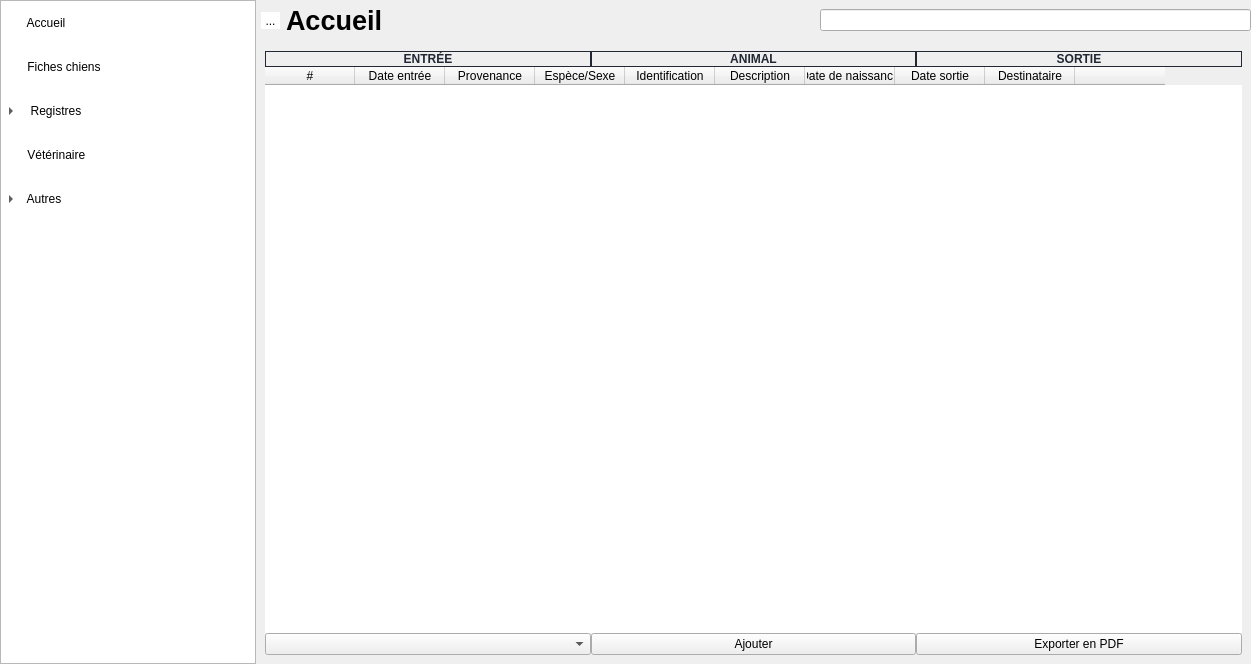
Above: mainwindow.ui from ArtAuc/mkrescue before the change. Below: the same form after it.
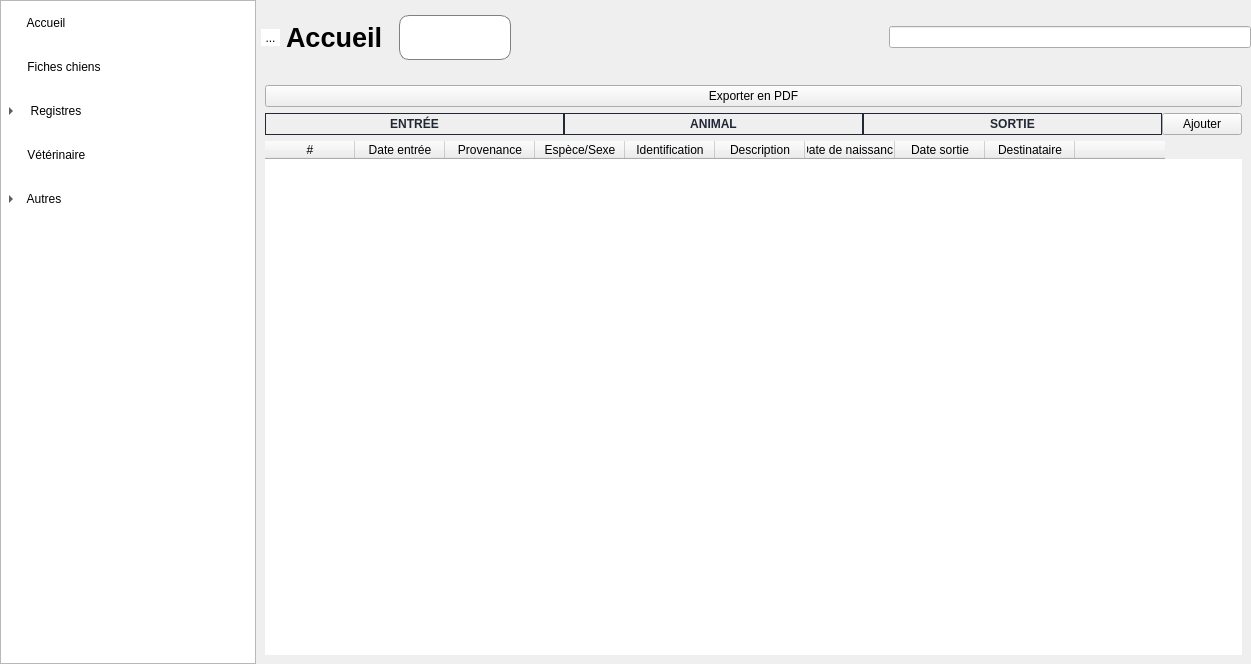
That is the form after the change. The open tabs and pages were chosen to show the change. Icons and pictures are not drawn. Custom widgets are drawn as their Qt base class.

Commit message: Better looking year selection

Diff of the .ui file:
```diff
--- a/mainwindow.ui
+++ b/mainwindow.ui
@@ -336,6 +336,38 @@
           </property>
          </widget>
         </item>
+        <item>
+         <widget class="QComboBox" name="yearBox">
+          <property name="sizePolicy">
+           <sizepolicy hsizetype="Fixed" vsizetype="Fixed">
+            <horstretch>0</horstretch>
+            <verstretch>0</verstretch>
+           </sizepolicy>
+          </property>
+          <property name="font">
+           <font>
+            <pointsize>20</pointsize>
+           </font>
+          </property>
+          <property name="styleSheet">
+           <string notr="true">QComboBox::drop-down {
+    width: 0px;
+    border: none;
+}
+
+QComboBox {
+	background-color:white;
+	color:#333;
+    border: 1px solid gray;
+    border-radius: 10px;
+	margin:10px;
+    padding: 5px;
+    text-align: center;
+}
+</string>
+          </property>
+         </widget>
+        </item>
         <item>
          <spacer name="horizontalSpacer">
           <property name="orientation">
@@ -576,9 +608,13 @@
         </widget>
         <widget class="DogRegistry" name="careRegistryPage">
          <layout class="QVBoxLayout" name="verticalLayout">
-          <property name="spacing">
-           <number>0</number>
-          </property>
+          <item>
+           <widget class="QPushButton" name="exportCareButton">
+            <property name="text">
+             <string>Exporter en PDF</string>
+            </property>
+           </widget>
+          </item>
           <item>
            <layout class="QHBoxLayout" name="careLabelLayout">
             <property name="spacing">
@@ -653,6 +689,13 @@
               </property>
              </widget>
             </item>
+            <item>
+             <widget class="QPushButton" name="addCareButton">
+              <property name="text">
+               <string>Ajouter</string>
+              </property>
+             </widget>
+            </item>
            </layout>
           </item>
           <item>
@@ -756,27 +799,6 @@
             </column>
            </widget>
           </item>
-          <item>
-           <layout class="QHBoxLayout" name="bottomEntryLayout_3">
-            <item>
-             <widget class="QComboBox" name="yearCareBox"/>
-            </item>
-            <item>
-             <widget class="QPushButton" name="addEntryButton_3">
-              <property name="text">
-               <string>Ajouter</string>
-              </property>
-             </widget>
-            </item>
-            <item>
-             <widget class="QPushButton" name="exportEntryButton_3">
-              <property name="text">
-               <string>Exporter en PDF</string>
-              </property>
-             </widget>
-            </item>
-           </layout>
-          </item>
          </layout>
         </widget>
         <widget class="QWidget" name="redListPage"/>
```
Left out of the diff: 37 changed lines with no effect on the pictures. The commit also changes 3 other files.
